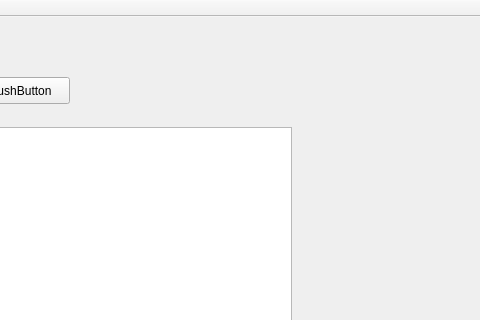
This is mainwindow.ui in SemVan/QBle as Qt 5 draws it before an edit; both pictures show x 119 to 599 and y 0 to 320 of the 1047 by 647 pixel window. The edited form follows.
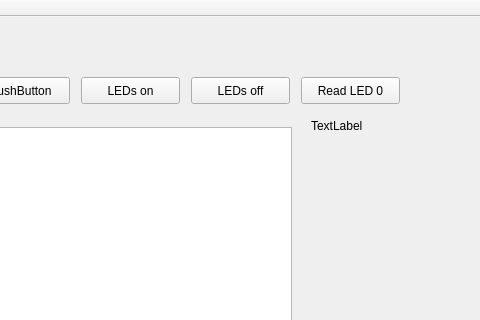
This is the edited form.

The edit to the form file:
```diff
--- a/mainwindow.ui
+++ b/mainwindow.ui
@@ -37,6 +37,58 @@
      </rect>
     </property>
    </widget>
+   <widget class="QPushButton" name="pushButton_2">
+    <property name="geometry">
+     <rect>
+      <x>200</x>
+      <y>60</y>
+      <width>99</width>
+      <height>27</height>
+     </rect>
+    </property>
+    <property name="text">
+     <string>LEDs on</string>
+    </property>
+   </widget>
+   <widget class="QPushButton" name="pushButton_3">
+    <property name="geometry">
+     <rect>
+      <x>310</x>
+      <y>60</y>
+      <width>99</width>
+      <height>27</height>
+     </rect>
+    </property>
+    <property name="text">
+     <string>LEDs off</string>
+    </property>
+   </widget>
+   <widget class="QPushButton" name="pushButton_4">
+    <property name="geometry">
+     <rect>
+      <x>420</x>
+      <y>60</y>
+      <width>99</width>
+      <height>27</height>
+     </rect>
+    </property>
+    <property name="text">
+     <string>Read LED 0</string>
+    </property>
+   </widget>
+   <widget class="QLabel" name="label">
+    <property name="geometry">
+     <rect>
+      <x>430</x>
+      <y>100</y>
+      <width>67</width>
+      <height>17</height>
+     </rect>
+    </property>
+    <property name="text">
+     <string>TextLabel</string>
+    </property>
+   </widget>
   </widget>
   <widget class="QMenuBar" name="menuBar">
    <property name="geometry">
```
